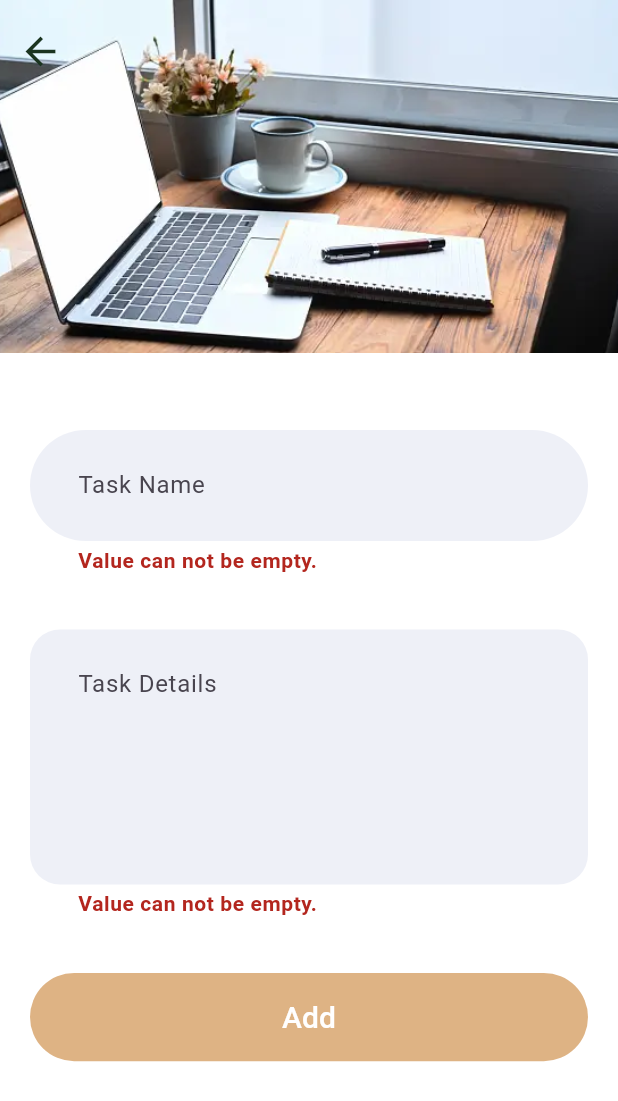
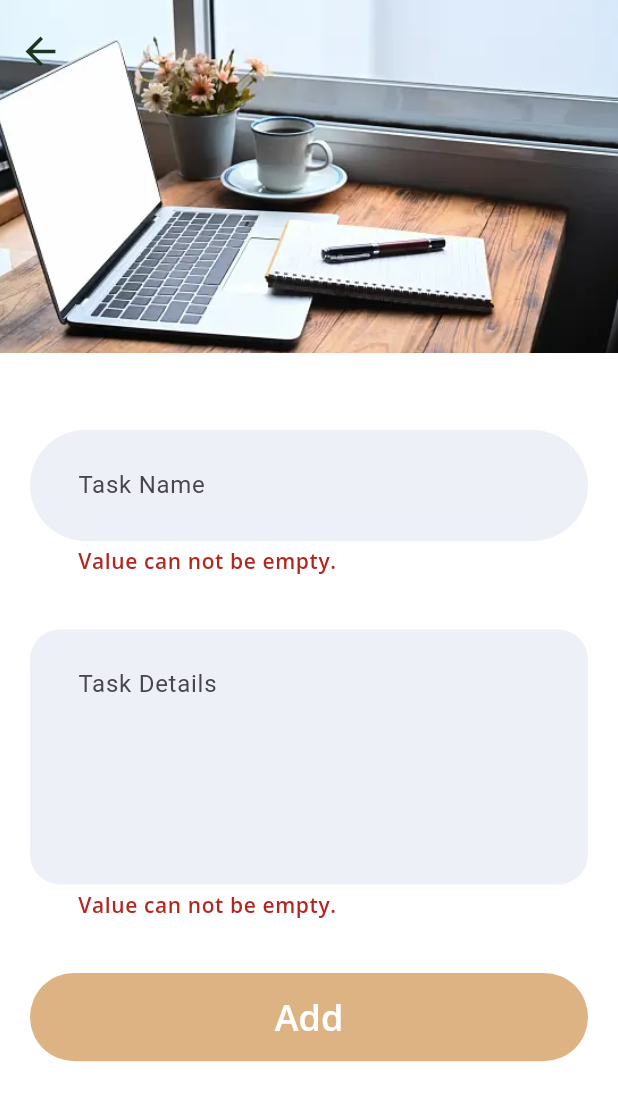
Before and after one commit to kwe92/Todo-App-Flutter-Go, a Flutter app: the AddTaskView screen opened by its route, after a tap on "Add", on a phone screen of 412 x 824 dp. Shown: the top 1101 px of the screen. Run offline on Flutter 3.47's test engine with Material 2 defaults, Android fonts, the phone set to English and light mode, and no system bars; drawn by our look-alikes of entry; our stand-ins replace auto_route, flutter_svg, get_it, google_fonts; project files that could hold a hidden picture were left out.

Commit message:
update: changed app fonts and some sizes

```diff
--- a/lib/app/themes/theme.dart
+++ b/lib/app/themes/theme.dart
@@ -1,6 +1,7 @@
 import 'package:flutter/cupertino.dart';
 import 'package:flutter/material.dart';
 import 'package:flutter_golang_yt/app/colors/app_colors.dart';
+import 'package:flutter_golang_yt/app/themes/font.dart';
 
 /// AppTheme abstracts the theme of the application.
 
@@ -39,8 +40,8 @@ final _multiLineInputBorder = _singleLineBorder.copyWith(
 );
 
 /// style for single line TextFormFields.
-const singleLineInputDecorationTheme = InputDecorationTheme(
-  contentPadding: EdgeInsets.symmetric(
+final singleLineInputDecorationTheme = InputDecorationTheme(
+  contentPadding: const EdgeInsets.symmetric(
     horizontal: 28.0,
     vertical: 25.0,
   ),
@@ -52,9 +53,11 @@ const singleLineInputDecorationTheme = InputDecorationTheme(
   focusedBorder: _singleLineBorder,
   errorBorder: _singleLineBorder,
   focusedErrorBorder: _singleLineBorder,
-  errorStyle: TextStyle(
-    fontSize: 14,
-    fontWeight: FontWeight.w600,
+  errorStyle: AppFont.font(
+    const TextStyle(
+      fontSize: 14,
+      fontWeight: FontWeight.w600,
+    ),
   ),
 );
 
@@ -74,13 +77,16 @@ final secondaryOutlinedButtonTheme = OutlinedButtonThemeData(
   style: secondaryButtonStyle,
 );
 
-const baseTextStyle = TextStyle(
-  fontSize: 20,
-  fontWeight: FontWeight.w500,
+final baseTextStyle = AppFont.font(
+  const TextStyle(
+    fontWeight: FontWeight.w600,
+    fontSize: 24,
+  ),
 );
 
 final mediumTextStyle = baseTextStyle.copyWith(
   color: Colors.blueGrey,
+  fontSize: 18,
 );
 
 final primaryButtonTextStyle = baseTextStyle.copyWith(
```
